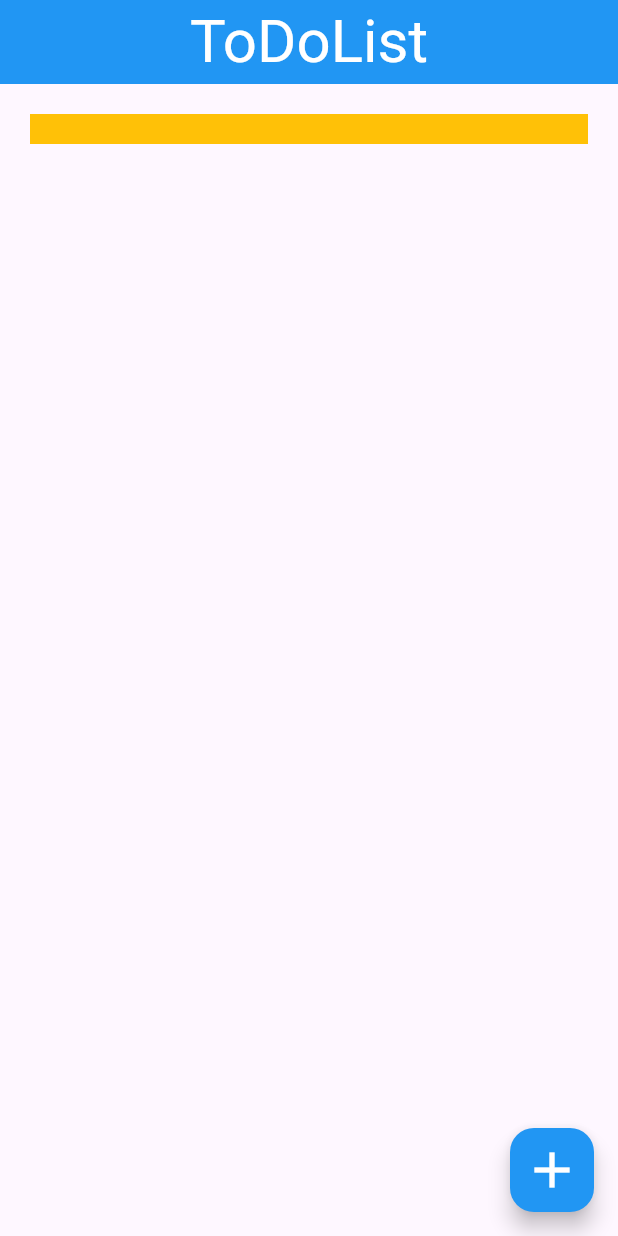
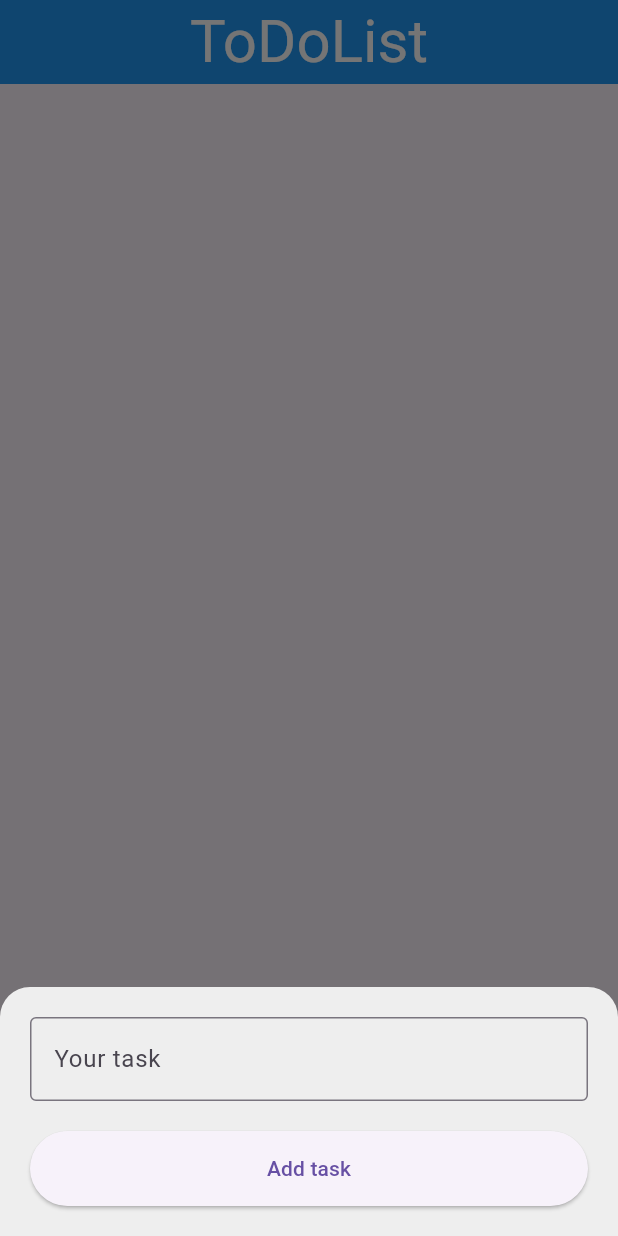
Before and after one commit to USNightOwl/Flutter-tutorial, a Flutter app: the screen it shows after launch, after a tap on the "add" icon, on a phone screen of 412 x 824 dp. Run offline on Flutter 3.47's test engine with Material 3 defaults, Android fonts, the phone set to English and light mode, and no system bars.

Commit message:
state, navigator, widget

```diff
--- a/todolist/lib/main.dart
+++ b/todolist/lib/main.dart
@@ -1,14 +1,32 @@
 import 'package:flutter/material.dart';
 
+import 'modal/items.dart';
+import 'widget/card_body_widget.dart';
+import 'widget/cart_modal_bottom.dart';
+
 void main() {
-  runApp(const MaterialApp(
+  runApp(MaterialApp(
     debugShowCheckedModeBanner: false,
     home: MyApp(),
   ));
 }
 
-class MyApp extends StatelessWidget {
-  const MyApp({super.key});
+class MyApp extends StatefulWidget {
+  MyApp({super.key});
+
+  @override
+  State<MyApp> createState() => _MyAppState();
+}
+
+class _MyAppState extends State<MyApp> {
+  final List<DataItems> items = [];
+
+  void _handleAddTask(String name) {
+    final newItem = DataItems(id: DateTime.now().toString(), name: name);
+    setState(() {
+      items.add(newItem);
+    });
+  }
 
   @override
   Widget build(BuildContext context) {
@@ -22,7 +40,19 @@ class MyApp extends StatelessWidget {
         backgroundColor: Colors.blue,
       ),
       floatingActionButton: FloatingActionButton(
-        onPressed: () {},
+        onPressed: () {
+          showModalBottomSheet(
+              backgroundColor: Colors.grey[200],
+              shape: const RoundedRectangleBorder(
+                  borderRadius: BorderRadius.vertical(
+                top: Radius.circular(20),
+              )),
+              isScrollControlled: true,
+              context: context,
+              builder: (BuildContext context) {
+                return ModalBottom(addTask: _handleAddTask);
+              });
+        },
         backgroundColor: Colors.blue,
         child: const Icon(
           Icons.add,
@@ -33,9 +63,7 @@ class MyApp extends StatelessWidget {
       body: SingleChildScrollView(
         padding: const EdgeInsets.symmetric(horizontal: 20, vertical: 20),
         child: Column(
-          children: [
-            Container(width: double.infinity, height: 20, color: Colors.amber)
-          ],
+          children: items.map((item) => CardBody(item: item)).toList(),
         ),
       ),
     );
--- /dev/null
+++ b/todolist/lib/modal/items.dart
@@ -0,0 +1,6 @@
+class DataItems {
+  final String id;
+  final String name;
+
+  DataItems({required this.id, required this.name});
+}
--- /dev/null
+++ b/todolist/lib/widget/cart_modal_bottom.dart
@@ -0,0 +1,49 @@
+import 'package:flutter/material.dart';
+
+class ModalBottom extends StatelessWidget {
+  ModalBottom({super.key, required this.addTask});
+
+  final Function addTask;
+
+  TextEditingController controller = TextEditingController();
+  void _handleOnclick(BuildContext context) {
+    final name = controller.text;
+    if (name.isEmpty) {
+      return;
+    }
+    addTask(name);
+    Navigator.pop(context);
+  }
+
+  @override
+  Widget build(BuildContext context) {
+    return Padding(
+      padding: MediaQuery.of(context).viewInsets,
+      child: SingleChildScrollView(
+        padding: const EdgeInsets.symmetric(horizontal: 20, vertical: 20),
+        child: Column(
+          children: [
+            TextField(
+              controller: controller,
+              decoration: const InputDecoration(
+                border: OutlineInputBorder(),
+                labelText: 'Your task',
+              ),
+            ),
+            const SizedBox(
+              height: 20,
+            ),
+            SizedBox(
+              width: double.infinity,
+              height: 50,
+              child: ElevatedButton(
+                onPressed: (() => _handleOnclick(context)),
+                child: const Text('Add task'),
+              ),
+            )
+          ],
+        ),
+      ),
+    );
+  }
+}
```
Also changed, not shown: todolist/lib/widget/card_body_widget.dart (added, +42 -0 lines).
